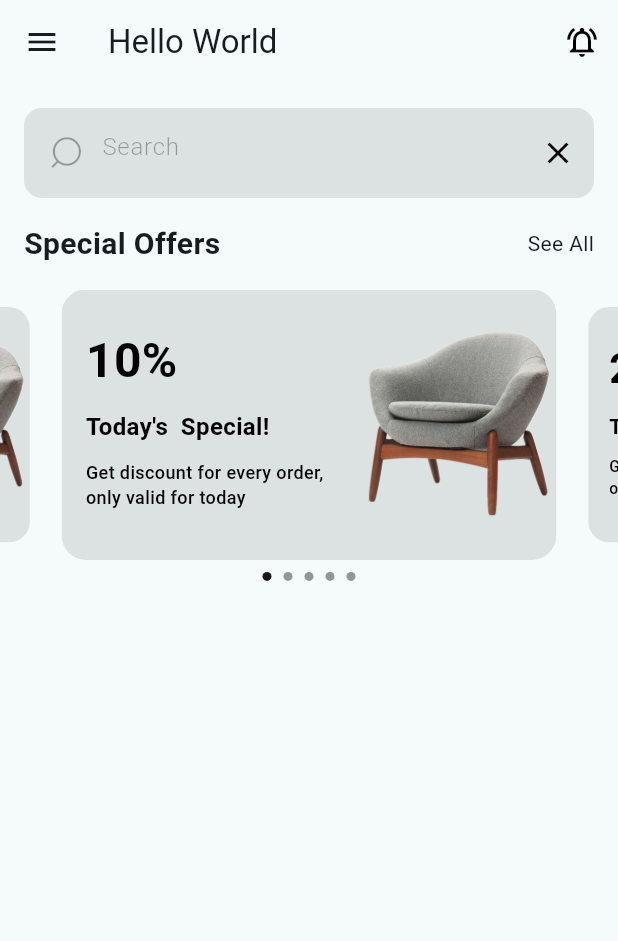
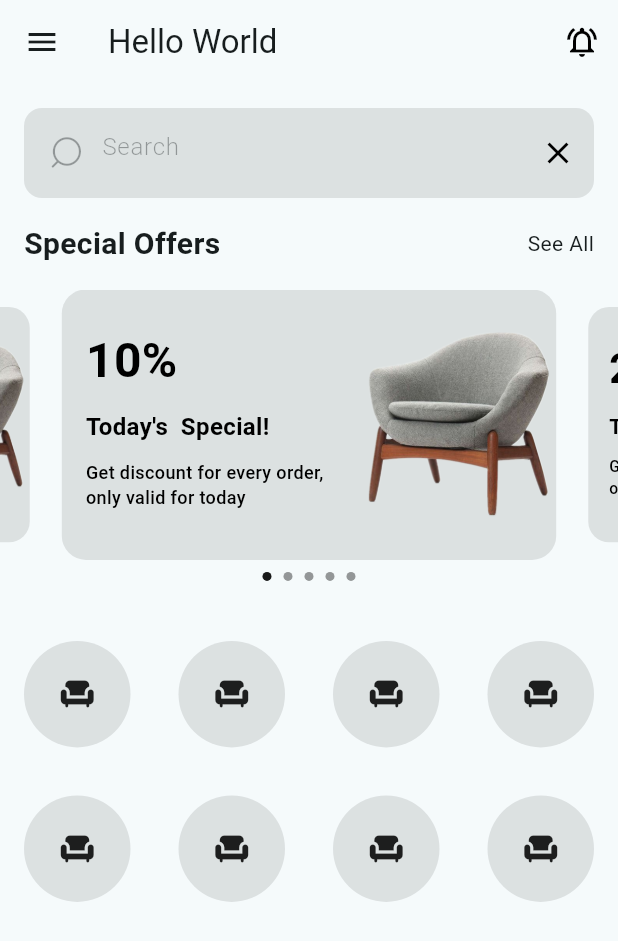
Before and after one commit to roshansharma824/furniture_wala, a Flutter app: the HomeScreen screen opened directly, on a phone screen of 412 x 824 dp. Shown: the top 941 px of the screen. Run offline on Flutter 3.47's test engine with Material 2 defaults, Android fonts, the light colour scheme and no system bars; drawn by our look-alikes of carousel_slider; our stand-ins replace flutter_otp_text_field; network calls fail.

Commit message:
demo grid view

```diff
--- a/lib/common_widgets/search_bar.dart
+++ b/lib/common_widgets/search_bar.dart
@@ -1,7 +1,7 @@
 // Search Page
 import 'package:flutter/material.dart';
 
-import '../custom_icons_icons.dart';
+import 'custom_icons_icons.dart';
 
 class SearchBarWidget extends StatelessWidget {
   const SearchBarWidget({Key? key}) : super(key: key);
--- a/lib/screens/home_screen.dart
+++ b/lib/screens/home_screen.dart
@@ -135,6 +135,7 @@ class _HomeScreenState extends State<HomeScreen> {
                                     color: Colors.black,
                                     fontWeight: FontWeight.w600),
                               ),
+                              // Fixme: A RenderFlex overflowed by 2.3 pixels on the bottom
                               const SizedBox(
                                 height: 10,
                               ),
@@ -172,6 +173,32 @@ class _HomeScreenState extends State<HomeScreen> {
                   ),
                 );
               }).toList(),
+            ),
+            const SizedBox(
+              height: 16,
+            ),
+            Expanded(
+              child: GridView.count(
+                // Create a grid with 2 columns. If you change the scrollDirection to
+                // horizontal, this would produce 2 rows.
+                crossAxisCount: 4,
+
+                // Generate 100 Widgets that display their index in the List
+                children: List.generate(8, (index) {
+                  return Padding(
+                    padding: const EdgeInsets.all(16),
+                    child: Container(
+                      height: 10,
+                      width: 10,
+                      decoration: BoxDecoration(
+                        borderRadius: BorderRadius.circular(50),
+                        color: Colors.black12.withOpacity(0.1),
+                      ),
+                      child: const Icon(Icons.chair_rounded),
+                    ),
+                  );
+                }),
+              ),
             ),
           ],
         ),
```
Also changed, not shown: lib/common_widgets/custom_icons_icons.dart (renamed from lib/custom_icons_icons.dart).
